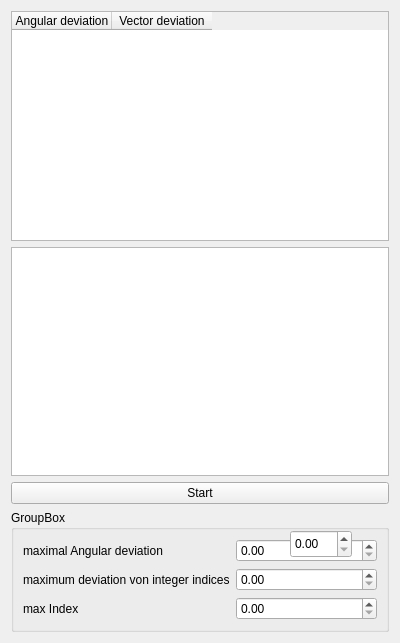
This is Indexing.ui in BackupTheBerlios/clip-svn as Qt 5 draws it before an edit. The edited form follows.
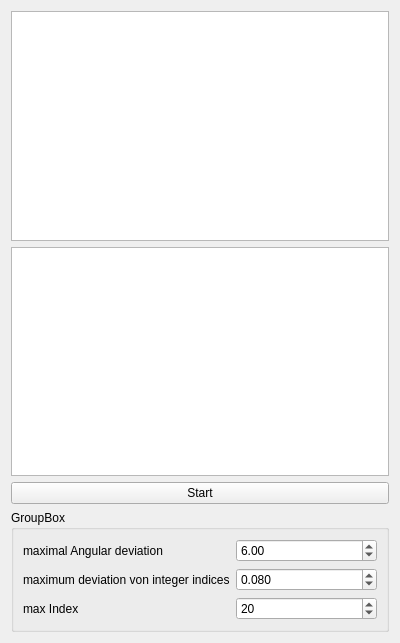
This is the edited form.

Commit message: Indexing nearly working

The edit to the form file:
```diff
--- a/Indexing.ui
+++ b/Indexing.ui
@@ -13,41 +13,6 @@
    <string>Form</string>
   </property>
   <layout class="QGridLayout" name="gridLayout_2" >
-   <item row="0" column="0" >
-    <widget class="QTableWidget" name="SolutionChooser" >
-     <property name="horizontalScrollBarPolicy" >
-      <enum>Qt::ScrollBarAlwaysOff</enum>
-     </property>
-     <property name="selectionMode" >
-      <enum>QAbstractItemView::SingleSelection</enum>
-     </property>
-     <property name="selectionBehavior" >
-      <enum>QAbstractItemView::SelectRows</enum>
-     </property>
-     <property name="sortingEnabled" >
-      <bool>true</bool>
-     </property>
-     <property name="rowCount" >
-      <number>0</number>
-     </property>
-     <property name="columnCount" >
-      <number>2</number>
-     </property>
-     <column>
-      <property name="text" >
-       <string>Angular deviation</string>
-      </property>
-     </column>
-     <column>
-      <property name="text" >
-       <string>Vector deviation</string>
-      </property>
-     </column>
-    </widget>
-   </item>
-   <item row="1" column="0" >
-    <widget class="QTableWidget" name="SolutionDisplay" />
-   </item>
    <item row="2" column="0" >
     <widget class="QPushButton" name="startButton" >
      <property name="text" >
@@ -72,7 +37,11 @@
        </widget>
       </item>
       <item row="0" column="1" >
-       <widget class="QDoubleSpinBox" name="doubleSpinBox_3" />
+       <widget class="QDoubleSpinBox" name="AngDev" >
+        <property name="value" >
+         <double>6.000000000000000</double>
+        </property>
+       </widget>
       </item>
       <item row="1" column="0" >
        <widget class="QLabel" name="label_2" >
@@ -82,7 +51,20 @@
        </widget>
       </item>
       <item row="1" column="1" >
-       <widget class="QDoubleSpinBox" name="doubleSpinBox_4" />
+       <widget class="QDoubleSpinBox" name="IntDev" >
+        <property name="decimals" >
+         <number>3</number>
+        </property>
+        <property name="maximum" >
+         <double>0.500000000000000</double>
+        </property>
+        <property name="singleStep" >
+         <double>0.010000000000000</double>
+        </property>
+        <property name="value" >
+         <double>0.080000000000000</double>
+        </property>
+       </widget>
       </item>
       <item row="2" column="0" >
        <widget class="QLabel" name="label_3" >
@@ -92,22 +74,44 @@
        </widget>
       </item>
       <item row="2" column="1" >
-       <widget class="QDoubleSpinBox" name="doubleSpinBox_5" />
+       <widget class="QSpinBox" name="MaxIdx" >
+        <property name="minimum" >
+         <number>1</number>
+        </property>
+        <property name="value" >
+         <number>20</number>
+        </property>
+       </widget>
       </item>
      </layout>
     </widget>
    </item>
+   <item row="0" column="0" >
+    <widget class="QTableView" name="SolutionSelector" >
+     <property name="sizePolicy" >
+      <sizepolicy vsizetype="Expanding" hsizetype="Preferred" >
+       <horstretch>0</horstretch>
+       <verstretch>0</verstretch>
+      </sizepolicy>
+     </property>
+     <property name="editTriggers" >
+      <set>QAbstractItemView::NoEditTriggers</set>
+     </property>
+     <property name="selectionMode" >
+      <enum>QAbstractItemView::SingleSelection</enum>
+     </property>
+     <property name="selectionBehavior" >
+      <enum>QAbstractItemView::SelectRows</enum>
+     </property>
+     <property name="sortingEnabled" >
+      <bool>false</bool>
+     </property>
+    </widget>
+   </item>
+   <item row="1" column="0" >
+    <widget class="QTableView" name="SolutionDisplay" />
+   </item>
   </layout>
-  <widget class="QDoubleSpinBox" name="doubleSpinBox_2" >
-   <property name="geometry" >
-    <rect>
-     <x>290</x>
-     <y>530</y>
-     <width>62</width>
-     <height>28</height>
-    </rect>
-   </property>
-  </widget>
  </widget>
  <resources/>
  <connections/>
```
The commit also changes 3 other files.
